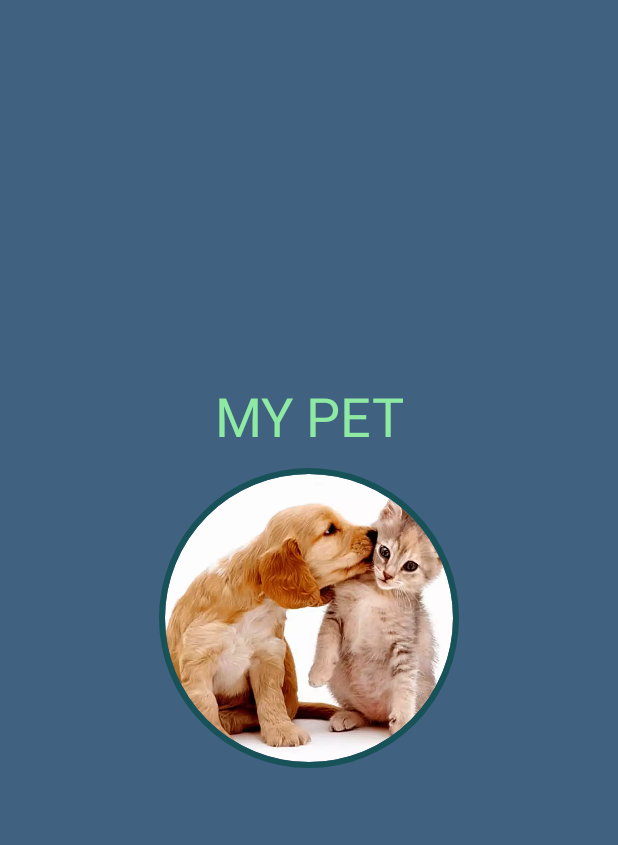
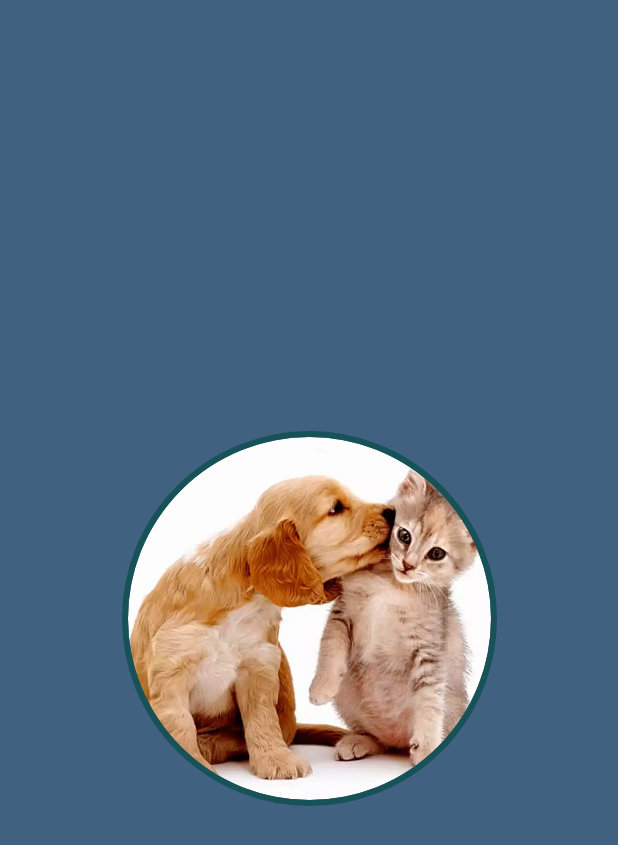
Before and after one commit to chanyaz/Lovedogs, an Android app: the screen it shows after launch (SplashActivity), on a phone screen of 412 x 824 dp. Shown: the top 845 px of the screen. Run offline under Robolectric (Android 15) with nearby library versions, the phone set to English and light mode, and no system bars; our stand-ins replace CircleImageView; libraries missing offline, so code that uses them is left out: com.facebook.stetho; 1 statement that could not run was skipped.

Commit message:
Ajustando registro

```diff
--- a/app/src/main/java/br/com/tairoroberto/mypet/login/view/SplashActivity.kt
+++ b/app/src/main/java/br/com/tairoroberto/mypet/login/view/SplashActivity.kt
@@ -15,13 +15,14 @@ import br.com.tairoroberto.mypet.R
 import kotlinx.android.synthetic.main.activity_splash.*
 import java.util.*
 
-
 class SplashActivity : AppCompatActivity() {
 
     val animation = AnimationSet(true)
 
     override fun onCreate(savedInstanceState: Bundle?) {
-        window.sharedElementExitTransition = ChangeBounds()
+        val changeBounds = ChangeBounds()
+        changeBounds.duration = 2000
+        window.sharedElementExitTransition = changeBounds
 
         super.onCreate(savedInstanceState)
         setContentView(R.layout.activity_splash)
@@ -105,7 +106,7 @@ class SplashActivity : AppCompatActivity() {
                 img9.visibility = View.GONE
                 progressBar.visibility = View.VISIBLE
                 imageSplash.visibility = View.VISIBLE
-                textView.visibility = View.VISIBLE
+                //textView.visibility = View.VISIBLE
                 imageSplash.startAnimation(animation)
 
                 Timer().schedule(object : TimerTask() {
--- a/app/src/main/java/br/com/tairoroberto/mypet/register/contract/RegisterContract.kt
+++ b/app/src/main/java/br/com/tairoroberto/mypet/register/contract/RegisterContract.kt
@@ -1,5 +1,7 @@
 package br.com.tairoroberto.mypet.register.contract
 
+import android.app.Activity
+import android.support.design.widget.TextInputEditText
 import br.com.tairoroberto.mypet.base.BaseMVP
 import br.com.tairoroberto.mypet.register.model.UserRegisterRequest
 import br.com.tairoroberto.mypet.register.model.UserRegisterResponse
@@ -14,15 +16,19 @@ class RegisterContract {
         fun showSnackBarError(msg: String)
         fun showErrorRegister(str: String)
         fun finishActivity()
+        fun setErrorRegister(idView: Int, msg: String)
     }
 
     interface Presenter : BaseMVP.Presenter<View> {
         fun sendRegister(name: String, address: String, phone: String, email: String, password: String)
         fun manipulateRegisterResponse(loginResponse: UserRegisterResponse)
         fun showErrorRegister(str: String)
+        fun getActivity(): Activity
     }
 
     interface Model {
         fun registerUser(userRegisterrequest: UserRegisterRequest)
+        fun saveUserLogin(emailStr: String?, passwordStr: String?, activity: Activity?)
+        fun getStringPreference(activity: Activity?, key: String): String?
     }
 }
--- /dev/null
+++ b/app/src/main/res/drawable/ic_paw_print.xml
@@ -0,0 +1,4 @@
+<vector android:height="24dp" android:viewportHeight="551.062"
+    android:viewportWidth="551.062" android:width="24dp" xmlns:android="http://schemas.android.com/apk/res/android">
+    <path android:fillColor="#FFFFFFFF" android:pathData="M465.2,453.5c14.7,67.7 -58.8,82.4 -91.1,73.6s-98.4,-10.3 -98.4,-10.3s-66.2,1.5 -98.6,10.3c-32.4,8.9 -105.9,-5.9 -91.2,-73.6s79.4,-64.8 97.2,-156c17.7,-91.2 92.7,-85.4 92.7,-85.4s74.8,-5.9 92.5,85.4C385.9,388.7 450.5,385.8 465.2,453.5zM343.6,206.1c39.8,11.5 83.8,-20 98.3,-70.3c14.5,-50.2 -6,-100.3 -45.8,-111.8c-39.8,-11.5 -83.8,20 -98.3,70.3C283.2,144.6 303.7,194.6 343.6,206.1zM508.7,187.9c-38.4,-15.7 -85.5,10.9 -105.3,59.4c-19.8,48.5 -4.7,100.4 33.7,116c38.4,15.6 85.5,-10.9 105.3,-59.4C562.1,255.4 547.1,203.5 508.7,187.9zM207.4,206.1c39.8,-11.5 60.3,-61.6 45.8,-111.8s-58.6,-81.7 -98.3,-70.2c-39.8,11.5 -60.3,61.6 -45.8,111.8C123.6,186.2 167.6,217.7 207.4,206.1zM114,363.3c38.4,-15.7 53.4,-67.6 33.7,-116s-66.9,-75 -105.3,-59.4C4,203.5 -11.1,255.5 8.7,303.9C28.5,352.4 75.6,378.9 114,363.3z"/>
+</vector>
--- a/app/src/main/res/layout/activity_splash.xml
+++ b/app/src/main/res/layout/activity_splash.xml
@@ -9,8 +9,8 @@
 
     <de.hdodenhof.circleimageview.CircleImageView
         android:id="@+id/imageSplash"
-        android:layout_width="200dp"
-        android:layout_height="200dp"
+        android:layout_width="250dp"
+        android:layout_height="250dp"
         android:layout_centerHorizontal="true"
         android:layout_marginBottom="16dp"
         android:layout_marginEnd="8dp"
@@ -38,7 +38,7 @@
         app:layout_constraintHorizontal_bias="0.23"
         app:layout_constraintStart_toStartOf="parent"
         app:layout_constraintTop_toTopOf="@+id/guideline3"
-        app:srcCompat="@drawable/footprint" />
+        app:srcCompat="@drawable/ic_paw_print" />
 
     <ImageView
         android:id="@+id/img9"
@@ -52,7 +52,7 @@
         app:layout_constraintHorizontal_bias="0.64"
         app:layout_constraintStart_toStartOf="parent"
         app:layout_constraintTop_toTopOf="@+id/guideline2"
-        app:srcCompat="@drawable/footprint" />
+        app:srcCompat="@drawable/ic_paw_print" />
 
     <ImageView
         android:id="@+id/img8"
@@ -66,7 +66,7 @@
         app:layout_constraintHorizontal_bias="0.42"
         app:layout_constraintStart_toStartOf="parent"
         app:layout_constraintTop_toTopOf="@+id/guideline10"
-        app:srcCompat="@drawable/footprint" />
+        app:srcCompat="@drawable/ic_paw_print" />
 
     <ImageView
         android:id="@+id/img7"
@@ -80,7 +80,7 @@
         app:layout_constraintHorizontal_bias="0.62"
         app:layout_constraintStart_toStartOf="parent"
         app:layout_constraintTop_toTopOf="@+id/guideline9"
-        app:srcCompat="@drawable/footprint" />
+        app:srcCompat="@drawable/ic_paw_print" />
 
     <ImageView
         android:id="@+id/img6"
@@ -94,7 +94,7 @@
         app:layout_constraintHorizontal_bias="0.34"
         app:layout_constraintStart_toStartOf="parent"
         app:layout_constraintTop_toTopOf="@+id/guideline8"
-        app:srcCompat="@drawable/footprint" />
+        app:srcCompat="@drawable/ic_paw_print" />
 
     <ImageView
         android:id="@+id/img5"
@@ -108,7 +108,7 @@
         app:layout_constraintHorizontal_bias="0.52"
         app:layout_constraintStart_toStartOf="parent"
         app:layout_constraintTop_toTopOf="@+id/guideline7"
-        app:srcCompat="@drawable/footprint" />
+        app:srcCompat="@drawable/ic_paw_print" />
 
     <ImageView
         android:id="@+id/img4"
@@ -122,7 +122,7 @@
         app:layout_constraintHorizontal_bias="0.197"
         app:layout_constraintStart_toStartOf="parent"
         app:layout_constraintTop_toTopOf="@+id/guideline6"
-        app:srcCompat="@drawable/footprint" />
+        app:srcCompat="@drawable/ic_paw_print" />
 
     <ImageView
         android:id="@+id/img3"
@@ -136,7 +136,7 @@
         app:layout_constraintHorizontal_bias="0.38"
         app:layout_constraintStart_toStartOf="parent"
         app:layout_constraintTop_toTopOf="@+id/guideline5"
-        app:srcCompat="@drawable/footprint" />
+        app:srcCompat="@drawable/ic_paw_print" />
 
     <ImageView
         android:id="@+id/img2"
@@ -150,7 +150,7 @@
         app:layout_constraintHorizontal_bias="0.087"
         app:layout_constraintStart_toStartOf="parent"
         app:layout_constraintTop_toTopOf="@+id/guideline4"
-        app:srcCompat="@drawable/footprint" />
+        app:srcCompat="@drawable/ic_paw_print" />
 
     <android.support.constraint.Guideline
         android:id="@+id/guideline2"
@@ -218,8 +218,8 @@
     <ProgressBar
         android:id="@+id/progressBar"
         style="?android:attr/progressBarStyle"
-        android:layout_width="205dp"
-        android:layout_height="205dp"
+        android:layout_width="255dp"
+        android:layout_height="255dp"
         android:layout_marginBottom="8dp"
         android:layout_marginEnd="8dp"
         android:layout_marginStart="8dp"
@@ -231,23 +231,4 @@
         app:layout_constraintStart_toStartOf="parent"
         app:layout_constraintTop_toTopOf="parent" />
 
-    <TextView
-        android:id="@+id/textView"
-        android:layout_width="wrap_content"
-        android:layout_height="wrap_content"
-        android:layout_marginBottom="8dp"
-        android:layout_marginEnd="8dp"
-        android:layout_marginStart="8dp"
-        android:layout_marginTop="8dp"
-        android:text="MY PET"
-        android:textColor="@color/colorAccent"
-        android:textColorLink="@color/colorAccent"
-        android:textSize="36sp"
-        android:visibility="gone"
-        app:layout_constraintBottom_toTopOf="@+id/progressBar"
-        app:layout_constraintEnd_toEndOf="parent"
-        app:layout_constraintStart_toStartOf="parent"
-        app:layout_constraintTop_toTopOf="parent"
-        app:layout_constraintVertical_bias="1.0" />
-
 </android.support.constraint.ConstraintLayout>
```
Also changed, not shown: app/src/main/java/br/com/tairoroberto/mypet/register/model/RegisterModel.kt (+15 -1 lines), app/src/main/java/br/com/tairoroberto/mypet/register/presenter/RegisterPresenter.kt (+34 -0 lines), app/src/main/java/br/com/tairoroberto/mypet/register/view/RegisterActivity.kt (+8 -1 lines).
